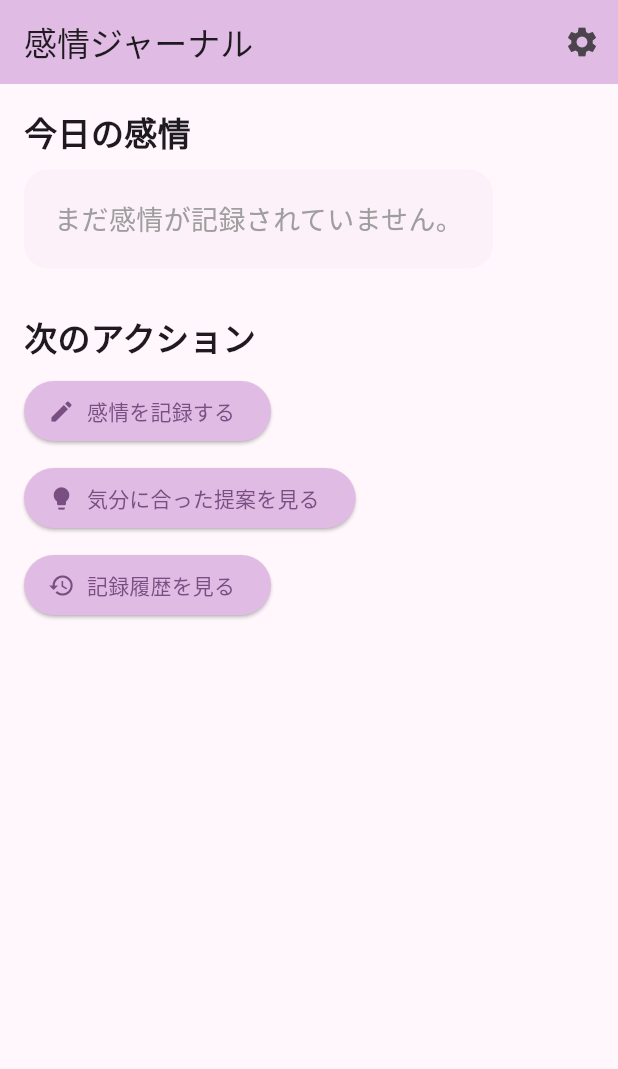
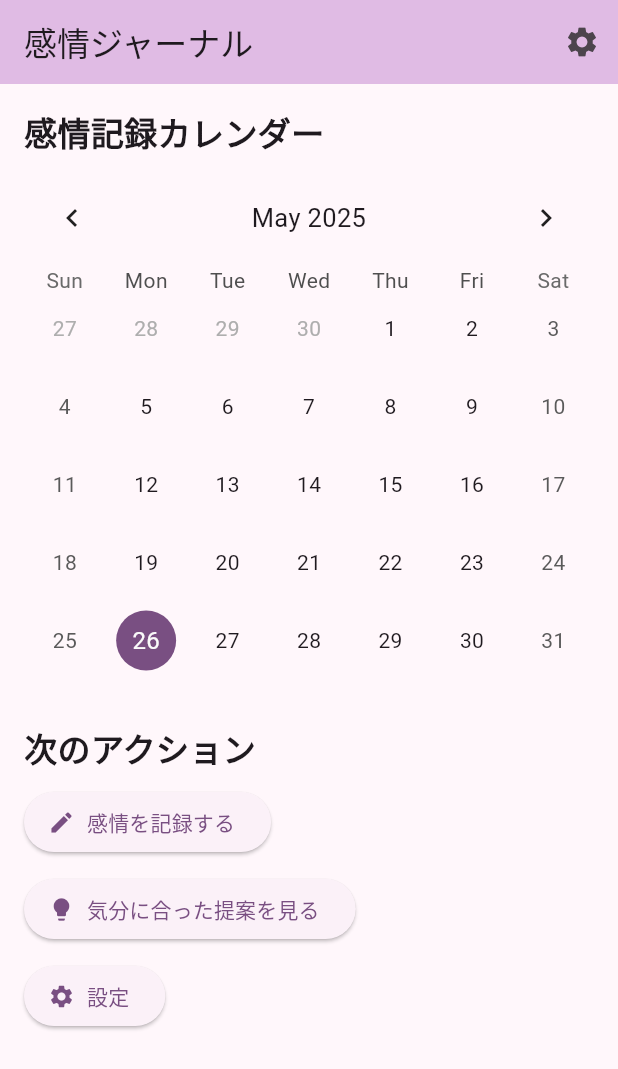
Before and after one commit to saitouruna/flutter_application_1, a Flutter app: the screen it shows after launch, on a phone screen of 412 x 824 dp. Shown: the top 1069 px of the screen. Run offline on Flutter 3.47's test engine with Material 3 defaults, Android fonts, the phone set to English and light mode, and no system bars; drawn by our look-alikes of table_calendar; our stand-ins replace sqflite, sqflite_common_ffi; accounts and stored records are empty.

Commit message:
ホーム画面に観レンダーを追加、記録した日付に印をつける

```diff
--- a/lib/providers/emotion_provider.dart
+++ b/lib/providers/emotion_provider.dart
@@ -7,11 +7,16 @@ class EmotionProvider extends ChangeNotifier {
   final List<Map<String, dynamic>> _emotionRecords = [];
 
   String? get selectedEmotion => _selectedEmotion;
-  List<Map<String, dynamic>> get emotionRecords => List.unmodifiable(_emotionRecords);
+  List<Map<String, dynamic>> get emotionRecords =>
+      List.unmodifiable(_emotionRecords);
 
   // データベースから取得した履歴
   List<EmotionEntry> _history = [];
   List<EmotionEntry> get history => _history;
+
+  EmotionProvider() {
+    loadHistory();
+  }
 
   // 感情を選択
   void selectEmotion(String? emotion) {
@@ -70,7 +75,8 @@ class EmotionProvider extends ChangeNotifier {
     final Map<String, int> counts = {};
 
     for (var entry in _history) {
-      final date = entry.timestamp.toLocal().toString().split(' ')[0]; // yyyy-MM-dd
+      final date =
+          entry.timestamp.toLocal().toString().split(' ')[0]; // yyyy-MM-dd
       counts[date] = (counts[date] ?? 0) + 1;
     }
 
@@ -90,5 +96,24 @@ class EmotionProvider extends ChangeNotifier {
   }
 
   /// 最新の感情エントリを返す（なければ null）
-  EmotionEntry? get latestEmotion => _history.isNotEmpty ? _history.first : null;
+  EmotionEntry? get latestEmotion =>
+      _history.isNotEmpty ? _history.first : null;
+
+  //日付ごとの記録された感情一覧
+  Map<DateTime, List<String>> get emotionEvents {
+    final Map<DateTime, List<String>> events = {};
+
+    for (var record in _emotionRecords) {
+      final date = DateTime(record['timestamp'].year, record['timestamp'].month,
+          record['timestamp'].day);
+
+      if (events.containsKey(date)) {
+        events[date]!.add(record['emotion']);
+      } else {
+        events[date] = [record['emotion']];
+      }
+    }
+
+    return events;
+  }
 }
--- a/lib/screens/home_screen.dart
+++ b/lib/screens/home_screen.dart
@@ -1,5 +1,6 @@
 import 'package:flutter/material.dart';
 import 'package:provider/provider.dart';
+import 'package:table_calendar/table_calendar.dart';
 import '../providers/emotion_provider.dart';
 import '../providers/theme_provider.dart';
 import 'emotion_record_screen.dart';
@@ -15,6 +16,9 @@ class HomeScreen extends StatefulWidget {
 }
 
 class _HomeScreenState extends State<HomeScreen> {
+  DateTime _focusedDay = DateTime.now();
+  DateTime? _selectedDay;
+
   @override
   void initState() {
     super.initState();
@@ -22,7 +26,7 @@ class _HomeScreenState extends State<HomeScreen> {
     WidgetsBinding.instance.addPostFrameCallback((_) {
       final emotionProvider =
           Provider.of<EmotionProvider>(context, listen: false);
-      emotionProvider.loadHistory(); // ここで async は OK（この関数内で async にする）
+      emotionProvider.loadHistory();
     });
   }
 
@@ -30,6 +34,8 @@ class _HomeScreenState extends State<HomeScreen> {
   Widget build(BuildContext context) {
     final emotionProvider = Provider.of<EmotionProvider>(context);
     final themeProvider = Provider.of<ThemeProvider>(context);
+
+    final emotionEvents = emotionProvider.emotionEvents;
 
     return Scaffold(
       appBar: AppBar(
@@ -47,36 +53,49 @@ class _HomeScreenState extends State<HomeScreen> {
           ),
         ],
       ),
-      body: Padding(
+      body: SingleChildScrollView(
+        child: Padding(
           padding: const EdgeInsets.all(16.0),
           child: Column(
             crossAxisAlignment: CrossAxisAlignment.start,
             children: [
               const Text(
-              '今日の感情',
+                '感情記録カレンダー',
                 style: TextStyle(fontSize: 22, fontWeight: FontWeight.bold),
               ),
               const SizedBox(height: 10),
-            Container(
-              padding: const EdgeInsets.all(20),
-              decoration: BoxDecoration(
-                color: themeProvider.primaryColor.withOpacity(0.1),
-                borderRadius: BorderRadius.circular(16),
+              TableCalendar(
+                firstDay: DateTime.utc(2020, 1, 1),
+                lastDay: DateTime.utc(2030, 12, 31),
+                focusedDay: _focusedDay,
+                selectedDayPredicate: (day) => isSameDay(_selectedDay, day),
+                onDaySelected: (selectedDay, focusedDay) {
+                  setState(() {
+                    _selectedDay = selectedDay;
+                    _focusedDay = focusedDay;
+                  });
+                },
+                eventLoader: (day) {
+                  final date = DateTime(day.year, day.month, day.day);
+                  return emotionEvents[date] ?? [];
+                },
+                headerStyle: const HeaderStyle(
+                  formatButtonVisible: false,
+                  titleCentered: true,
                 ),
-              child: emotionProvider.selectedEmotion != null
-                  ? Row(
-                      children: [
-                        const Icon(Icons.emoji_emotions, size: 32),
-                        const SizedBox(width: 10),
-                        Text(
-                          emotionProvider.selectedEmotion!,
-                          style: const TextStyle(fontSize: 20),
+                calendarStyle: CalendarStyle(
+                  todayDecoration: BoxDecoration(
+                    color: Theme.of(context).primaryColor,
+                    shape: BoxShape.circle,
                   ),
-                      ],
-                    )
-                  : const Text(
-                      'まだ感情が記録されていません。',
-                      style: TextStyle(fontSize: 18, color: Colors.grey),
+                  selectedDecoration: BoxDecoration(
+                    color: Theme.of(context).primaryColor.withOpacity(0.6),
+                    shape: BoxShape.circle,
+                  ),
+                  markerDecoration: const BoxDecoration(
+                    color: Colors.deepPurple,
+                    shape: BoxShape.circle,
+                  ),
                 ),
               ),
               const SizedBox(height: 30),
@@ -88,9 +107,6 @@ class _HomeScreenState extends State<HomeScreen> {
               ElevatedButton.icon(
                 icon: const Icon(Icons.edit),
                 label: const Text('感情を記録する'),
-              style: ElevatedButton.styleFrom(
-                backgroundColor: themeProvider.primaryColor,
-              ),
                 onPressed: () {
                   Navigator.push(
                     context,
@@ -103,33 +119,26 @@ class _HomeScreenState extends State<HomeScreen> {
               ElevatedButton.icon(
                 icon: const Icon(Icons.lightbulb),
                 label: const Text('気分に合った提案を見る'),
-              style: ElevatedButton.styleFrom(
-                backgroundColor: themeProvider.primaryColor,
-              ),
                 onPressed: () {
                   Navigator.push(
                     context,
-                  MaterialPageRoute(builder: (_) => const SuggestionsScreen()),
+                    MaterialPageRoute(
+                        builder: (_) => const SuggestionsScreen()),
                   );
                 },
               ),
               const SizedBox(height: 10),
               ElevatedButton.icon(
-              icon: const Icon(Icons.history),
-              label: const Text('記録履歴を見る'),
-              style: ElevatedButton.styleFrom(
-                backgroundColor: themeProvider.primaryColor,
-              ),
+                icon: const Icon(Icons.settings),
+                label: const Text('設定'),
                 onPressed: () {
-                Navigator.push(
-                  context,
-                  MaterialPageRoute(builder: (_) => const HistoryScreen()),
-                );
+                  Navigator.pushNamed(context, '/settings');
                 },
               ),
             ],
           ),
         ),
+      ),
     );
   }
 }
--- a/pubspec.yaml
+++ b/pubspec.yaml
@@ -39,6 +39,7 @@ dependencies:
   sqflite: ^2.4.1
   path_provider: ^2.1.2
   sqflite_common_ffi: ^2.3.0
+  table_calendar: ^3.0.9
 
 dev_dependencies:
   flutter_test:
```
Also changed, not shown: flutter_01.png (added), pubspec.lock. Lines whose indentation alone changed are shown as unchanged.
